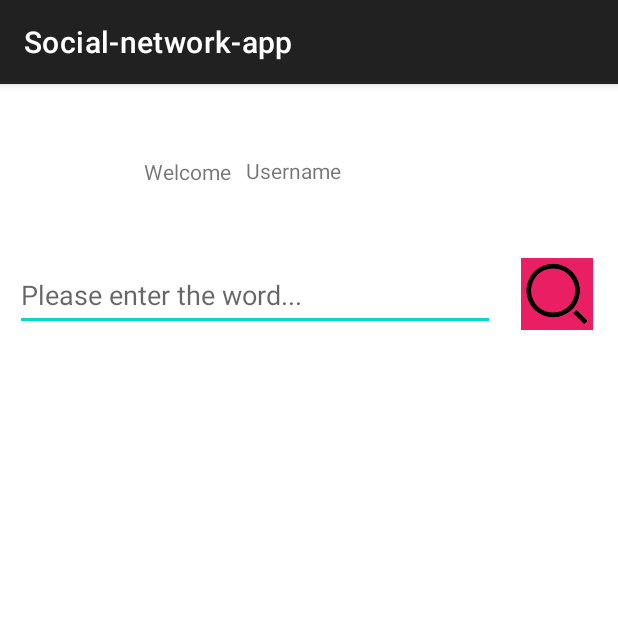
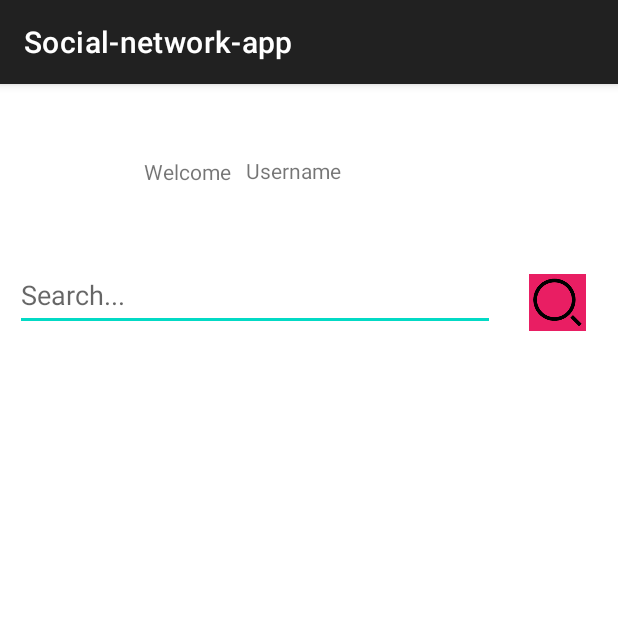
Before and after one commit to pyh1998/MiloMusic, an Android app: the MainActivity screen opened directly, with no data from a screen before it, on a phone screen of 412 x 824 dp, the top half of it. Run offline under Robolectric (Android 15) with nearby library versions, the phone set to English and light mode, and no system bars; our stand-ins replace CircleImageView.

Commit message:
change little  layout

```diff
--- a/app/src/main/java/com/example/social_network_app/MainActivity.java
+++ b/app/src/main/java/com/example/social_network_app/MainActivity.java
@@ -13,5 +13,6 @@ public class MainActivity extends AppCompatActivity {
     protected void onCreate(Bundle savedInstanceState) {
         super.onCreate(savedInstanceState);
         setContentView(R.layout.activity_main);
+
     }
 }
--- a/app/src/main/res/layout/activity_main.xml
+++ b/app/src/main/res/layout/activity_main.xml
@@ -51,23 +51,21 @@
         android:layout_marginLeft="10dp"
         android:layout_marginTop="30dp"
         android:ems="10"
-        android:hint="Please enter the word..."
+        android:hint="Search..."
         android:inputType="text"
         app:layout_constraintStart_toStartOf="parent"
         app:layout_constraintTop_toBottomOf="@+id/iv_userhead" />
 
     <ImageButton
         android:id="@+id/ib_search"
-        android:layout_width="48dp"
-        android:layout_height="48dp"
+        android:layout_width="38dp"
+        android:layout_height="38dp"
         android:background="#E91E63"
         android:scaleType="fitXY"
-        app:layout_constraintBottom_toTopOf="@+id/rv_musiclist"
+        app:layout_constraintBottom_toBottomOf="@+id/search"
         app:layout_constraintEnd_toEndOf="parent"
         app:layout_constraintHorizontal_bias="0.515"
         app:layout_constraintStart_toEndOf="@+id/search"
-        app:layout_constraintTop_toBottomOf="@+id/tv_username"
-        app:layout_constraintVertical_bias="0.576"
         app:srcCompat="@drawable/search" />
 
     <androidx.recyclerview.widget.RecyclerView
```
